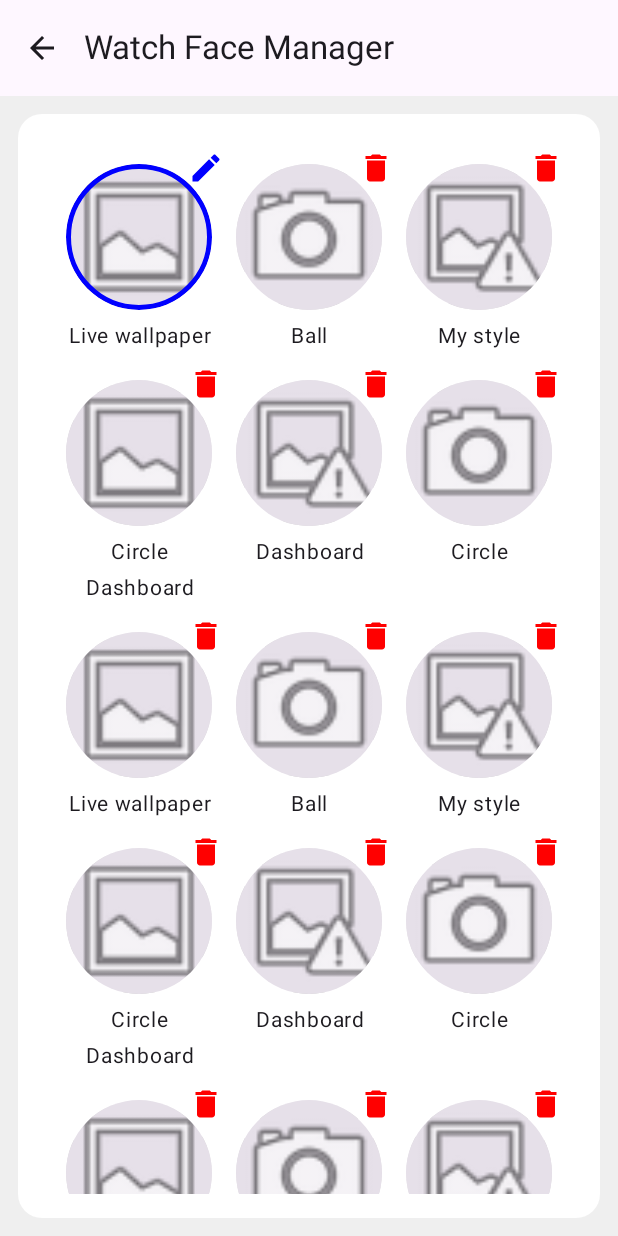
After one commit to anowar1112/ComposeAndroidLibraryPractice, an Android app built with Jetpack Compose: the ParentActivity screen opened directly, with no data from a screen before it, on a phone screen of 412 x 824 dp. The commit adds this screen. Run offline under Robolectric (Android 15) with nearby library versions, the phone set to English and light mode, and no system bars.

Commit message:
[Title] one activity multiple fragment

```diff
--- a/app/build.gradle.kts
+++ b/app/build.gradle.kts
@@ -59,6 +59,8 @@ dependencies {
     // ✅ Compose UI
     implementation("androidx.compose.ui:ui")
     implementation("androidx.compose.material3:material3")
+    implementation("androidx.compose.material3:material3:1.2.1")
+    implementation("androidx.compose.material:material-icons-extended:1.7.0")
     implementation("androidx.compose.ui:ui-tooling-preview")
 
     // ✅ Activity Compose
--- a/app/src/main/AndroidManifest.xml
+++ b/app/src/main/AndroidManifest.xml
@@ -13,10 +13,7 @@
               android:theme="@style/Theme.AndroidComposeLibrary"
               tools:targetApi="31">
         <activity
-                  android:name=".WatchfaceCustomActivity"
-                  android:exported="false"/>
-        <activity
-                  android:name=".WatchfaceMainActivity"
+                  android:name=".ParentActivity"
                   android:exported="false"/>
         <activity
                   android:name=".SecondActivity"
--- /dev/null
+++ b/app/src/main/java/com/schedule/androidcomposelibrary/ManageMainFragment.kt
@@ -0,0 +1,100 @@
+package com.schedule.androidcomposelibrary
+
+import android.os.Bundle
+import android.view.LayoutInflater
+import android.view.View
+import android.view.ViewGroup
+import androidx.activity.compose.setContent
+import androidx.compose.foundation.background
+import androidx.compose.foundation.layout.*
+import androidx.compose.foundation.shape.RoundedCornerShape
+import androidx.compose.material3.*
+import androidx.compose.material.icons.Icons
+import androidx.compose.material.icons.filled.ArrowBack
+import androidx.compose.runtime.Composable
+import androidx.compose.ui.Modifier
+import androidx.compose.ui.draw.clip
+import androidx.compose.ui.graphics.Color
+import androidx.compose.ui.unit.dp
+import androidx.fragment.app.Fragment
+import androidx.compose.ui.platform.ComposeView
+
+class ManageMainActivity : Fragment() {
+    override fun onCreateView(
+        inflater: LayoutInflater,
+        container: ViewGroup?,
+        savedInstanceState: Bundle?
+    ): View {
+        return ComposeView(requireContext()).apply {
+            setContent {
+                // Material theme wrapper
+                MaterialTheme {
+                    MaterialTheme {
+                        WatchFaceScreen(
+                            onBackClick = { activity?.finish() } // Back button action
+                        )
+                    }
+                }
+            }
+        }
+    }
+}
+// ---------------- Screen ----------------
+@OptIn(ExperimentalMaterial3Api::class)
+@Composable
+fun WatchFaceScreen(onBackClick: () -> Unit) {
+    Scaffold(
+        topBar = {
+            TopAppBar(
+                title = { Text("Watch Face Manager") },
+                navigationIcon = {
+                    IconButton(onClick = onBackClick) {
+                        Icon(Icons.Default.ArrowBack, contentDescription = "Back")
+                    }
+                }
+            )
+        }
+    ) { innerPadding ->
+
+        Box(
+            modifier = Modifier
+                .padding(innerPadding)
+                .fillMaxSize()
+                .background(Color(0xFFEFEFEF)) // পুরো ব্যাকগ্রাউন্ড হালকা রঙ
+        ) {
+            // RecyclerView (Grid) এর মতো সেকশন
+            Box(
+                modifier = Modifier
+                    .fillMaxSize()
+                    .padding(12.dp)
+                    .clip(RoundedCornerShape(16.dp)) // radius
+                    .background(Color.White)        // আলাদা bg
+            ) {
+                val sample = listOf(
+                    WatchFace(1, "Live wallpaper", android.R.drawable.ic_menu_gallery, isSelected = true),
+                    WatchFace(2, "Ball", android.R.drawable.ic_menu_camera, isSelected = false),
+                    WatchFace(3, "My style", android.R.drawable.ic_menu_report_image, isSelected = false),
+                    WatchFace(4, "Circle Dashboard", android.R.drawable.ic_menu_gallery, isSelected = false),
+                    WatchFace(5, "Dashboard", android.R.drawable.ic_menu_report_image, isSelected = false),
+                    WatchFace(6, "Circle", android.R.drawable.ic_menu_camera, isSelected = false),
+                    WatchFace(1, "Live wallpaper", android.R.drawable.ic_menu_gallery, isSelected = false),
+                    WatchFace(2, "Ball", android.R.drawable.ic_menu_camera, isSelected = false),
+                    WatchFace(3, "My style", android.R.drawable.ic_menu_report_image, isSelected = false),
+                    WatchFace(4, "Circle Dashboard", android.R.drawable.ic_menu_gallery, isSelected = false),
+                    WatchFace(5, "Dashboard", android.R.drawable.ic_menu_report_image, isSelected = false),
+                    WatchFace(6, "Circle", android.R.drawable.ic_menu_camera, isSelected = false),
+                    WatchFace(1, "Live wallpaper", android.R.drawable.ic_menu_gallery, isSelected = false),
+                    WatchFace(2, "Ball", android.R.drawable.ic_menu_camera, isSelected = false),
+                    WatchFace(3, "My style", android.R.drawable.ic_menu_report_image, isSelected = false),
+                    WatchFace(4, "Circle Dashboard", android.R.drawable.ic_menu_gallery, isSelected = false),
+                    WatchFace(5, "Dashboard", android.R.drawable.ic_menu_report_image, isSelected = false),
+                    WatchFace(6, "Circle", android.R.drawable.ic_menu_camera, isSelected = false)
+                )
+                WatchFaceGrid(
+                    watchFaces = sample,
+                    modifier = Modifier.padding(8.dp)
+                )
+            }
+        }
+    }
+}
--- /dev/null
+++ b/app/src/main/java/com/schedule/androidcomposelibrary/ParentActivity.kt
@@ -0,0 +1,27 @@
+package com.schedule.androidcomposelibrary
+
+import android.os.Bundle
+import androidx.appcompat.app.AppCompatActivity
+
+class ParentActivity : AppCompatActivity() {
+
+    override fun onCreate(savedInstanceState: Bundle?) {
+        super.onCreate(savedInstanceState)
+        setContentView(R.layout.activity_main) // এখানে FrameLayout লাগবে container হিসেবে
+
+        val fragmentToLoad = intent.getStringExtra("fragment") // কোন fragment load হবে
+
+        val fragment = when (fragmentToLoad) {
+            "WatchfaceMainFragment" -> WatchfaceMainFragment()
+            "WatchfaceCustomFragment" -> WatchfaceCustomFragment()
+            "ManageMainActivity" -> ManageMainActivity()
+            else -> {
+                ManageMainActivity()
+            }
+        }
+
+        supportFragmentManager.beginTransaction()
+            .replace(R.id.fragment_container, fragment)
+            .commit()
+    }
+}
--- /dev/null
+++ b/app/src/main/java/com/schedule/androidcomposelibrary/WatchFaceManager.kt
@@ -0,0 +1,137 @@
+package com.schedule.androidcomposelibrary
+
+import androidx.compose.foundation.lazy.grid.GridCells
+import androidx.compose.foundation.lazy.grid.LazyVerticalGrid
+import androidx.compose.runtime.Composable
+import androidx.compose.ui.Modifier
+
+import androidx.compose.foundation.Image
+import androidx.compose.foundation.border
+import androidx.compose.foundation.layout.*
+import androidx.compose.foundation.lazy.grid.LazyVerticalGrid
+import androidx.compose.foundation.lazy.grid.items
+import androidx.compose.foundation.shape.CircleShape
+import androidx.compose.material.icons.Icons
+import androidx.compose.material.icons.filled.Delete
+import androidx.compose.material.icons.filled.Edit
+import androidx.compose.material.icons.filled.RemoveCircle
+import androidx.compose.material3.Card
+import androidx.compose.material3.CardDefaults
+import androidx.compose.material3.Icon
+import androidx.compose.material3.Text
+import androidx.compose.ui.Alignment
+import androidx.compose.ui.draw.clip
+import androidx.compose.ui.graphics.Color
+import androidx.compose.ui.layout.ContentScale
+import androidx.compose.ui.res.painterResource
+import androidx.compose.ui.text.style.TextAlign
+import androidx.compose.ui.tooling.preview.Preview
+import androidx.compose.ui.unit.dp
+import androidx.compose.ui.unit.sp
+
+
+class WatchFaceManager {
+}
+// ------------------- Data Model -------------------
+data class WatchFace(
+    val id: Int,
+    val name: String,
+    val imageRes: Int,
+    val isSelected: Boolean = false // ✅ নতুন প্রোপার্টি
+)
+
+// ------------------- Grid -------------------
+@Composable
+fun WatchFaceGrid(
+    modifier: Modifier = Modifier,
+    watchFaces: List<WatchFace>
+) {
+    LazyVerticalGrid(
+        columns = GridCells.Adaptive(minSize = 100.dp),
+        modifier = modifier.padding(8.dp),
+        contentPadding = PaddingValues(8.dp)
+    ) {
+        items(watchFaces) { item ->
+            WatchFaceItem(item)
+        }
+    }
+}
+
+// ------------------- Single Item -------------------
+@Composable
+fun WatchFaceItem(item: WatchFace) {
+    Column(
+        modifier = Modifier.padding(8.dp),
+        horizontalAlignment = Alignment.CenterHorizontally
+    ) {
+        Box(
+            contentAlignment = Alignment.TopEnd,
+            modifier = Modifier.size(100.dp)
+        ) {
+            Card(
+                modifier = Modifier
+                    .fillMaxSize()
+                    .aspectRatio(1f)
+                    .clip(CircleShape)
+                    .then(
+                        if (item.isSelected)
+                            Modifier.border(width = 3.dp, color = Color.Blue, shape = CircleShape)
+                        else
+                            Modifier
+                    ),
+                elevation = CardDefaults.cardElevation(4.dp)
+            ) {
+                Image(
+                    painter = painterResource(id = item.imageRes),
+                    contentDescription = item.name,
+                    modifier = Modifier.fillMaxSize(),
+                    contentScale = ContentScale.Crop
+                )
+            }
+
+            // ✅ Conditional Icon
+            if (item.isSelected) {
+                Icon(
+                    imageVector = Icons.Default.Edit,
+                    contentDescription = "Edit",
+                    tint = Color.Blue,
+                    modifier = Modifier
+                        .size(24.dp)
+                        .align(Alignment.TopEnd)
+                        .offset(x = (8).dp, y = (-8).dp)
+                )
+            } else {
+                Icon(
+                    imageVector = Icons.Default.Delete,
+                    contentDescription = "Remove",
+                    tint = Color.Red,
+                    modifier = Modifier
+                        .size(24.dp)
+                        .align(Alignment.TopEnd)
+                        .offset(x = (8).dp, y = (-8).dp)
+                )
+            }
+        }
+
+        Spacer(modifier = Modifier.height(4.dp))
+        Text(
+            text = item.name,
+            fontSize = 14.sp,
+            textAlign = TextAlign.Center,
+            modifier = Modifier.fillMaxWidth()
+        )
+    }
+}
+
+// ------------------- Preview -------------------
+@Preview(showBackground = true)
+@Composable
+fun PreviewWatchFaceGrid() {
+    val sample = listOf(
+        WatchFace(1, "Live wallpaper", android.R.drawable.ic_menu_gallery, isSelected = true),
+        WatchFace(2, "Ball", android.R.drawable.ic_menu_camera, isSelected = false),
+        WatchFace(3, "My style", android.R.drawable.ic_menu_report_image, isSelected = false),
+        WatchFace(4, "Circle Dashboard", android.R.drawable.ic_menu_gallery, isSelected = false),
+    )
+    WatchFaceGrid(watchFaces = sample)
+}
--- /dev/null
+++ b/app/src/main/res/layout/activity_main.xml
@@ -0,0 +1,5 @@
+<?xml version="1.0" encoding="utf-8"?>
+<FrameLayout xmlns:android="http://schemas.android.com/apk/res/android"
+             android:id="@+id/fragment_container"
+             android:layout_width="match_parent"
+             android:layout_height="match_parent"/>
--- a/app/src/main/res/values/strings.xml
+++ b/app/src/main/res/values/strings.xml
@@ -1,3 +1,5 @@
 <resources>
     <string name="app_name">AndroidComposeLibrary</string>
+    <!-- TODO: Remove or change this placeholder text -->
+    <string name="hello_blank_fragment">Hello blank fragment</string>
 </resources>
```
Also changed, not shown: app/src/main/java/com/schedule/androidcomposelibrary/MainActivity.kt (+14 -3 lines), app/src/main/java/com/schedule/androidcomposelibrary/WatchfaceCustomActivity.kt (deleted, +0 -22 lines), app/src/main/java/com/schedule/androidcomposelibrary/WatchfaceCustomFragment.kt (added, +28 -0 lines), app/src/main/java/com/schedule/androidcomposelibrary/WatchfaceMainActivity.kt (deleted, +0 -19 lines), app/src/main/java/com/schedule/androidcomposelibrary/WatchfaceMainFragment.kt (added, +29 -0 lines).
